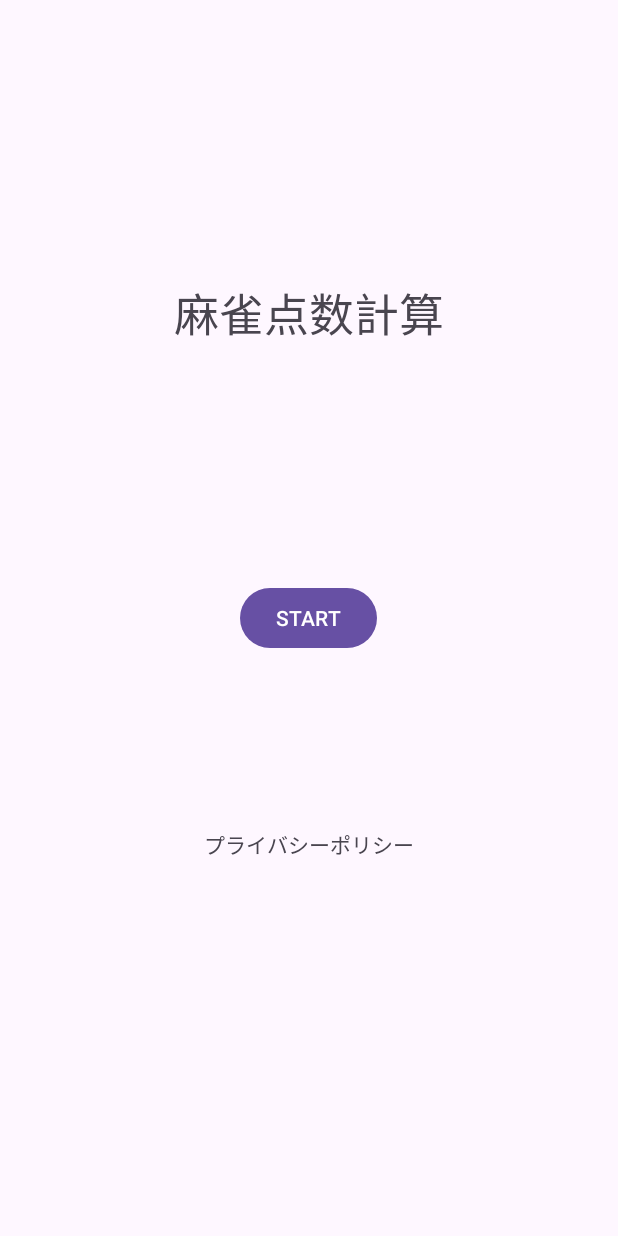
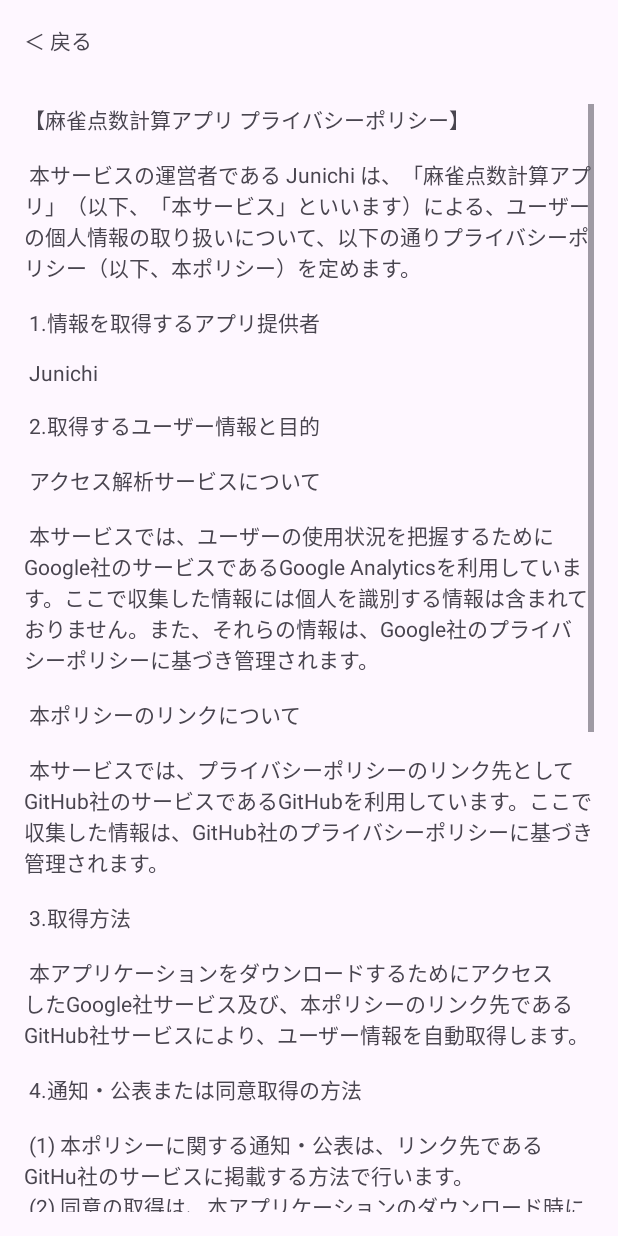
Before and after one commit to jezr250/mahjong2, an Android app: the screen it shows after launch (MainActivity before the commit, PrivacyPolicyActivity after it), after a tap on "プライバシーポリシー", on a phone screen of 412 x 824 dp. Run offline under Robolectric (Android 15) with nearby library versions, the light colour scheme and no system bars.

Commit message:
プライバシーポリシーをアプリに挿入

```diff
--- a/app/src/main/AndroidManifest.xml
+++ b/app/src/main/AndroidManifest.xml
@@ -178,6 +178,10 @@
             android:name=".ScoreYakumanActivity"
             android:label="役満点数ページ"
             android:screenOrientation="portrait"/>
+        <activity
+            android:name=".PrivacyPolicyActivity"
+            android:label="プライバシーポリシーページ"
+            android:screenOrientation="portrait"/>
     </application>
 
 </manifest>
--- a/app/src/main/java/io/github/jezr250/mahjong2/MainActivity.java
+++ b/app/src/main/java/io/github/jezr250/mahjong2/MainActivity.java
@@ -13,9 +13,7 @@
         setContentView(R.layout.activity_main);
     }
     public void openPrivacyPolicy(View view) {
-        // ここにプライバシーポリシーへのリンク先の処理を記述します
-        // 例えば、ブラウザを開いてプライバシーポリシーページに移動する場合:
-        Intent intent = new Intent(Intent.ACTION_VIEW, Uri.parse("https://jezr250.github.io/mahjongPrivacyPolicy/"));
+        Intent intent = new Intent(this, PrivacyPolicyActivity.class);
         startActivity(intent);
     }
     public void onStartButtonClicked(View view) {
--- /dev/null
+++ b/app/src/main/java/io/github/jezr250/mahjong2/PrivacyPolicyActivity.java
@@ -0,0 +1,19 @@
+package io.github.jezr250.mahjong2;
+
+import androidx.appcompat.app.AppCompatActivity;
+import android.os.Bundle;
+import android.content.Intent;
+import android.view.View;
+
+public class PrivacyPolicyActivity extends AppCompatActivity {
+
+    @Override
+    protected void onCreate(Bundle savedInstanceState) {
+        super.onCreate(savedInstanceState);
+        setContentView(R.layout.activity_privacy_policy);
+    }
+    public void goToMainActivity(View view) {
+        Intent intent = new Intent(this, MainActivity.class);
+        startActivity(intent);
+    }
+}
--- a/app/src/main/res/layout/activity_main.xml
+++ b/app/src/main/res/layout/activity_main.xml
@@ -37,6 +37,7 @@
         android:text="プライバシーポリシー"
         android:clickable="true"
         android:onClick="openPrivacyPolicy"
-        android:padding="16dp"/>
+        android:padding="20dp"
+        android:textSize="16sp"/>
 
 </RelativeLayout>
--- /dev/null
+++ b/app/src/main/res/layout/activity_privacy_policy.xml
@@ -0,0 +1,30 @@
+<?xml version="1.0" encoding="utf-8"?>
+<LinearLayout xmlns:android="http://schemas.android.com/apk/res/android"
+    android:layout_width="match_parent"
+    android:layout_height="match_parent"
+    android:orientation="vertical">
+
+    <TextView
+        android:id="@+id/TextBack"
+        android:layout_width="wrap_content"
+        android:layout_height="wrap_content"
+        android:text="＜ 戻る"
+        android:onClick="goToMainActivity"
+        android:padding="16dp"/>
+
+    <ScrollView
+        android:layout_width="match_parent"
+        android:layout_height="match_parent"
+        android:padding="16dp">
+
+        <TextView
+            android:id="@+id/privacyPolicyTextView"
+            android:layout_width="match_parent"
+            android:layout_height="wrap_content"
+            android:text="@string/privacy_policy"
+            android:layout_gravity="start"
+            android:gravity="start" />
+
+    </ScrollView>
+
+</LinearLayout>
--- a/app/src/main/res/values/strings.xml
+++ b/app/src/main/res/values/strings.xml
@@ -1,3 +1,4 @@
+<?xml version="1.0" encoding="utf-8"?>
 <resources>
     <string name="app_name">mahjong</string>
     <string-array name="yaku_array">
@@ -67,4 +68,31 @@
         <item>混一色 2役</item>
         <item>清一色 5役</item>
     </string-array>
+    <string name="privacy_policy">
+        【麻雀点数計算アプリ プライバシーポリシー】\n\n
+        本サービスの運営者である Junichi は、「麻雀点数計算アプリ」（以下、「本サービス」といいます）による、ユーザーの個人情報の取り扱いについて、以下の通りプライバシーポリシー（以下、本ポリシー）を定めます。\n\n
+        1.情報を取得するアプリ提供者\n\n
+        Junichi\n\n
+        2.取得するユーザー情報と目的\n\n
+        アクセス解析サービスについて\n\n
+        本サービスでは、ユーザーの使用状況を把握するためにGoogle社のサービスであるGoogle Analyticsを利用しています。ここで収集した情報には個人を識別する情報は含まれておりません。また、それらの情報は、Google社のプライバシーポリシーに基づき管理されます。\n\n
+        本ポリシーのリンクについて\n\n
+        本サービスでは、プライバシーポリシーのリンク先としてGitHub社のサービスであるGitHubを利用しています。ここで収集した情報は、GitHub社のプライバシーポリシーに基づき管理されます。\n\n
+        3.取得方法\n\n
+        本アプリケーションをダウンロードするためにアクセスしたGoogle社サービス及び、本ポリシーのリンク先であるGitHub社サービスにより、ユーザー情報を自動取得します。\n\n
+        4.通知・公表または同意取得の方法\n\n
+        (1) 本ポリシーに関する通知・公表は、リンク先であるGitHu社のサービスに掲載する方法で行います。\n
+        (2) 同意の取得は、本アプリケーションのダウンロード時に取得する方法で行います。\n\n
+        5.第三者提供\n\n
+        本サービスは、個人を識別する情報の取得は行っていませんが、以下の場合第三者に提供することがあります。\n\n
+        (1) 統計的なデータなどユーザーを識別することができない状態で提供する場合\n
+        (2) 法令に基づき開示・提供を求められた場合\n\n
+        6.お問い合わせ\n\n
+        本サービスのプライベートポリシーに関する、ご意見、ご質問、苦情の申出、その他ユーザー情報の取扱いに関するお問い合わせは、Junichi までご連絡ください。\n
+        尚、ユーザー様からご提供いただいた個人情報は、本サービスのプライベートポリシーに基づき、お客様のご意見、ご質問、苦情の申出、その他ユーザー情報の取扱いに関するお問い合わせに対する適切な回答を提供するためにのみ利用いたします。ユーザー様の個人情報は、厳重に保管し、本内容以外の目的で使用することはありません。\n\n
+        7.改定\n\n
+        運営者は、運営者の裁量に基づいて、本ポリシーを変更します。\n\n
+        8.制定日・改定日\n\n
+        制定：2023年8月8日
+    </string>
 </resources>
```
